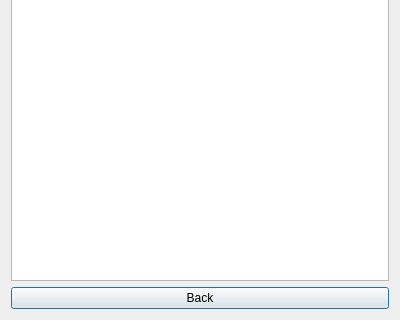
KelompokStrukturData11/RecipeTrackerApp, file detaildialog.ui: the form before one commit; both pictures show x 0 to 400 and y 280 to 600 of the 400 by 600 pixel window.
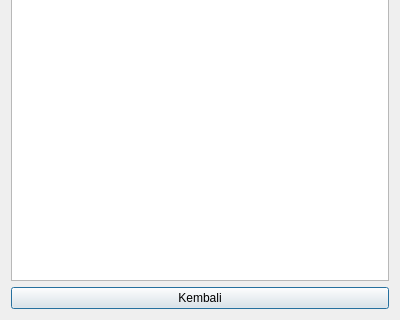
The form after the commit.

Diff of the .ui file:
```diff
--- a/detaildialog.ui
+++ b/detaildialog.ui
@@ -106,7 +106,7 @@
    <item>
     <widget class="QPushButton" name="pushButton_2">
      <property name="text">
-      <string>Back</string>
+      <string>Kembali</string>
      </property>
     </widget>
    </item>
```
